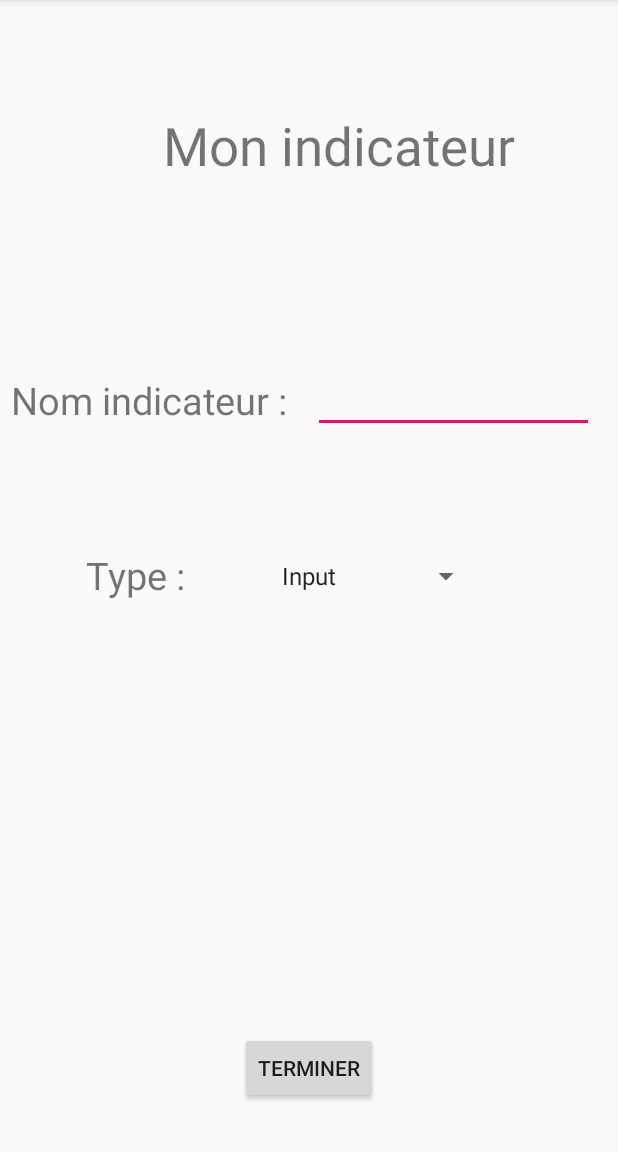
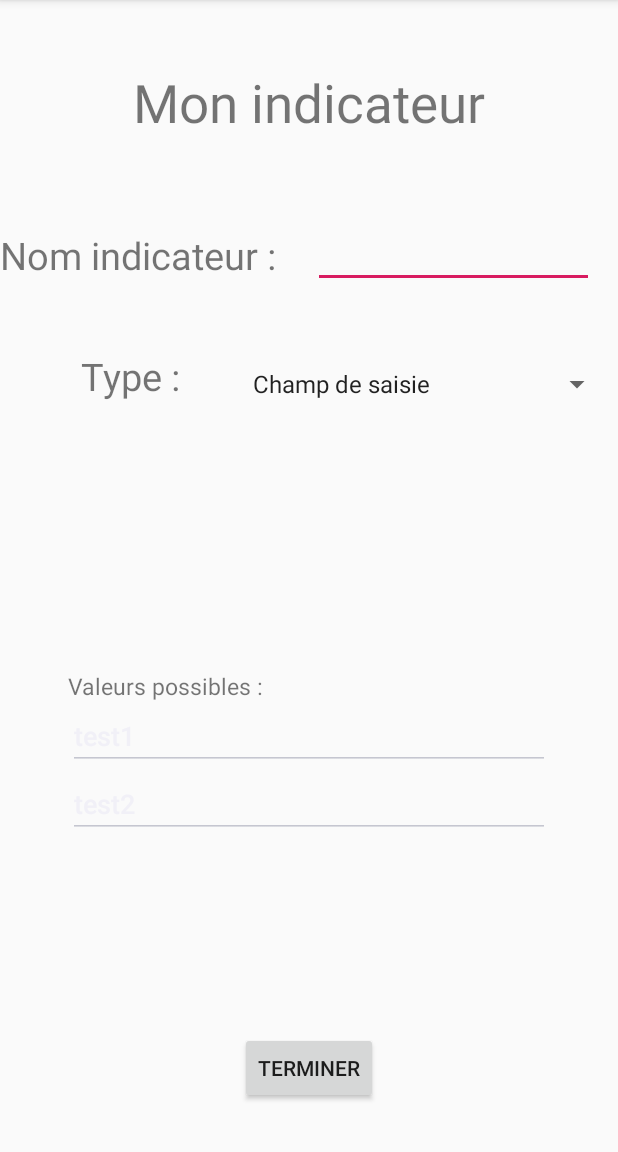
Before and after one commit to SabreNicolas/ANDROID, an Android app: the addIndicateur screen opened directly, with no data from a screen before it, on a phone screen of 412 x 824 dp, the part 84-1236 px from its top. Run offline under Robolectric (Android 15) with nearby library versions, the phone set to English and light mode, and no system bars; network calls fail; 1 statement that could not run was skipped.

Commit message:
test affichage volée

```diff
--- a/app/src/main/java/com/example/mylife/addEspace.java
+++ b/app/src/main/java/com/example/mylife/addEspace.java
@@ -28,7 +28,6 @@ public class addEspace extends AppCompatActivity implements View.OnClickListener
     private static final String CAT = "IME";
     private EditText editTextName;
     private Button btnTerminer;
-    private Button btnNouvelIndicateur;
     private User user;
     private Espace espace;
     private String httpType;
@@ -90,8 +89,8 @@ public class addEspace extends AppCompatActivity implements View.OnClickListener
         setContentView(R.layout.activity_add_espace);
         editTextName = (EditText) findViewById(R.id.editTextNameEspace);
         editTextName.setOnClickListener(this);
-        btnNouvelIndicateur = (Button) findViewById(R.id.buttonTerminerAddEspace);
-        btnNouvelIndicateur.setOnClickListener(this);
+        btnTerminer = (Button) findViewById(R.id.buttonTerminerAddEspace);
+        btnTerminer.setOnClickListener(this);
         gs = (GlobalState) getApplication();
         user = gs.getUser();
         espace = gs.getEspace();
--- a/app/src/main/java/com/example/mylife/addIndicateur.java
+++ b/app/src/main/java/com/example/mylife/addIndicateur.java
@@ -4,14 +4,130 @@ import androidx.appcompat.app.AppCompatActivity;
 
 import android.os.Bundle;
 import android.view.Menu;
+import android.view.View;
+import android.widget.AdapterView;
+import android.widget.Button;
+import android.widget.EditText;
+import android.widget.LinearLayout;
+import android.widget.ScrollView;
+import android.widget.Spinner;
+import android.widget.TextView;
 
-public class addIndicateur extends AppCompatActivity {
+import org.json.JSONObject;
+
+import classBDD.Indicateur;
+import classBDD.User;
+
+public class addIndicateur extends AppCompatActivity implements View.OnClickListener {
+
+    private static final String CAT = "IME";
+    private EditText editTextName;
+    private Spinner selectType;
+    private Button btnTerminer;
+    private TextView tv;
+    private Spinner nbValues;
+    private ScrollView ScrollView;
+    private User user;
+    private Indicateur indicateur;
+    private String valueInit;
+    private String httpType;
+    private JSONObject reqBody;
+
+    GlobalState gs;
 
     @Override
     protected void onCreate(Bundle savedInstanceState) {
         super.onCreate(savedInstanceState);
         setContentView(R.layout.activity_add_indicateur);
+
+        editTextName = findViewById(R.id.Indicateur);
+        editTextName.setOnClickListener(this);
+        tv = findViewById(R.id.nbValues);
+        ScrollView = findViewById(R.id.ScrollViewValues);
+        nbValues = findViewById(R.id.values);
+        selectType = findViewById(R.id.SpinnerTypeIndicateur);
+
+        btnTerminer = findViewById(R.id.buttonTerminerAddIndicateur);
+        btnTerminer.setOnClickListener(this);
+
+        gs = (GlobalState) getApplication();
+        user = gs.getUser();
+        indicateur = gs.getIndicateur();
+        gs.deleteIndicateur();
+        if(this.indicateur != null){
+            editTextName.setText(indicateur.getNomIndicateur());
+        }
     }
+
+    //TODO pas mettre en dur le 2e select, le générer à la volée
+    @Override
+    public void onResume() {
+        super.onResume();
+        selectType.setOnItemSelectedListener(new AdapterView.OnItemSelectedListener()
+        {
+            public void onItemSelected(AdapterView<?> parent, View view, int position, long id)
+            {
+                String selectedItem = parent.getItemAtPosition(position).toString();
+                if(selectedItem.equals("Case à cocher") || selectedItem.equals("Menu déroulant"))
+                {
+                    nbValues.setVisibility(View.VISIBLE);
+                    tv.setVisibility(View.VISIBLE);
+                }
+                else {
+                    nbValues.setVisibility(View.INVISIBLE);
+                    tv.setVisibility(View.INVISIBLE);
+                }
+            } // to close the onItemSelected
+            public void onNothingSelected(AdapterView<?> parent)
+            {
+                System.out.println("rien n'est selectionné ...");
+                nbValues.setVisibility(View.INVISIBLE);
+                tv.setVisibility(View.INVISIBLE);
+            }
+        });
+
+        nbValues.setOnItemSelectedListener(new AdapterView.OnItemSelectedListener()
+        {
+            public void onItemSelected(AdapterView<?> parent, View view, int position, long id)
+            {
+                System.out.println("click");
+                String selectedItem = parent.getItemAtPosition(position).toString();
+                Integer nbVal = Integer.parseInt(selectedItem);
+                LinearLayout ll = (LinearLayout) findViewById(R.id.dynamic);
+
+                // TODO car 2 est selectionné de base et supprimer les lignes en trop
+                // exemple : 5 puis 2, il ajoute 2 aux 5 déjà présentes => vider d'abord la scroll view ?
+                /*if(nbVal == 2){
+                    sv.setVisibility(View.INVISIBLE);
+                    for (int i=1; i<=nbVal; i++){
+                        EditText edit = new EditText(getApplicationContext());
+                        edit.setId(R.id.values+i);
+                        ll.addView(edit);
+                        EditText editUpdate = findViewById(R.id.values+i);
+                        editUpdate.setText("test"+i);
+                    }
+                }*/
+
+
+                ScrollView.setVisibility(View.VISIBLE);
+                for (int i=1; i<=nbVal; i++){
+                    EditText edit = new EditText(getApplicationContext());
+                    edit.setId(R.id.values+i);
+                    ll.addView(edit);
+                    EditText editUpdate = findViewById(R.id.values+i);
+                    editUpdate.setText("test"+i);
+                }
+
+                //else sv.setVisibility(View.INVISIBLE);
+            } // to close the onItemSelected
+            public void onNothingSelected(AdapterView<?> parent)
+            {
+                System.out.println("rien n'est selectionné ...");
+                ScrollView.setVisibility(View.INVISIBLE);
+            }
+        });
+    }
+
 
     @Override
     public boolean onCreateOptionsMenu(Menu menu) {
@@ -19,4 +135,17 @@ public class addIndicateur extends AppCompatActivity {
         getMenuInflater().inflate(R.menu.menu, menu);
         return true;
     }
+
+    @Override
+    public void onClick(View v) {
+        switch (v.getId()) {
+            case R.id.SpinnerTypeIndicateur:
+                //String type = selectType;
+
+                break;
+            default:
+                System.out.println("cas non prévu");
+        }
+
+    }
 }
--- a/app/src/main/res/layout/activity_add_indicateur.xml
+++ b/app/src/main/res/layout/activity_add_indicateur.xml
@@ -14,10 +14,9 @@
         android:textSize="35dp"
         app:layout_constraintBottom_toBottomOf="parent"
         app:layout_constraintEnd_toEndOf="parent"
-        app:layout_constraintHorizontal_bias="0.612"
         app:layout_constraintStart_toStartOf="parent"
         app:layout_constraintTop_toTopOf="parent"
-        app:layout_constraintVertical_bias="0.102" />
+        app:layout_constraintVertical_bias="0.062" />
 
     <TextView
         android:id="@+id/nameIndicateur"
@@ -27,10 +26,23 @@
         android:textSize="25dp"
         app:layout_constraintBottom_toBottomOf="parent"
         app:layout_constraintEnd_toStartOf="@+id/editTextMDP"
-        app:layout_constraintHorizontal_bias="0.301"
+        app:layout_constraintHorizontal_bias="0.666"
         app:layout_constraintStart_toStartOf="parent"
         app:layout_constraintTop_toTopOf="parent"
-        app:layout_constraintVertical_bias="0.34" />
+        app:layout_constraintVertical_bias="0.208" />
+
+    <EditText
+        android:id="@+id/Indicateur"
+        android:layout_width="187dp"
+        android:layout_height="40dp"
+        android:ems="10"
+        app:layout_constraintBottom_toBottomOf="parent"
+        app:layout_constraintEnd_toEndOf="parent"
+        app:layout_constraintHorizontal_bias="0.928"
+        app:layout_constraintStart_toStartOf="parent"
+        app:layout_constraintTop_toTopOf="parent"
+        app:layout_constraintVertical_bias="0.209" />
+
 
     <TextView
         android:id="@+id/typeIndicateur"
@@ -40,35 +52,76 @@
         android:textSize="25dp"
         app:layout_constraintBottom_toBottomOf="parent"
         app:layout_constraintEnd_toEndOf="parent"
-        app:layout_constraintHorizontal_bias="0.165"
+        app:layout_constraintHorizontal_bias="0.156"
         app:layout_constraintStart_toStartOf="parent"
         app:layout_constraintTop_toTopOf="parent"
-        app:layout_constraintVertical_bias="0.499" />
-
-    <EditText
-        android:id="@+id/editTextMDP"
-        android:layout_width="187dp"
-        android:layout_height="40dp"
-        android:ems="10"
-        app:layout_constraintBottom_toBottomOf="parent"
-        app:layout_constraintEnd_toEndOf="parent"
-        app:layout_constraintHorizontal_bias="0.928"
-        app:layout_constraintStart_toStartOf="parent"
-        app:layout_constraintTop_toTopOf="parent"
-        app:layout_constraintVertical_bias="0.342" />
+        app:layout_constraintVertical_bias="0.318" />
 
 
     <Spinner
         android:id="@+id/SpinnerTypeIndicateur"
-        android:layout_width="141dp"
-        android:layout_height="45dp"
+        android:layout_width="248dp"
+        android:layout_height="44dp"
         android:entries="@array/type_arrays"
-        android:prompt="@string/choiseType"
         app:layout_constraintBottom_toBottomOf="parent"
         app:layout_constraintEnd_toEndOf="parent"
-        app:layout_constraintHorizontal_bias="0.666"
+        app:layout_constraintHorizontal_bias="0.981"
         app:layout_constraintStart_toStartOf="parent"
-        app:layout_constraintTop_toTopOf="parent" />
+        app:layout_constraintTop_toTopOf="parent"
+        app:layout_constraintVertical_bias="0.323" />
+
+    <TextView
+        android:id="@+id/nbValues"
+        android:layout_width="wrap_content"
+        android:layout_height="wrap_content"
+        android:text="@string/nbValues"
+        android:textSize="25dp"
+        android:visibility="invisible"
+        app:layout_constraintBottom_toBottomOf="parent"
+        app:layout_constraintEnd_toEndOf="parent"
+        app:layout_constraintHorizontal_bias="0.12"
+        app:layout_constraintStart_toStartOf="parent"
+        app:layout_constraintTop_toTopOf="parent"
+        app:layout_constraintVertical_bias="0.436" />
+
+    <Spinner
+        android:id="@+id/values"
+        android:layout_width="74dp"
+        android:layout_height="30dp"
+        android:entries="@array/listNbValues"
+        android:visibility="invisible"
+        app:layout_constraintBottom_toBottomOf="parent"
+        app:layout_constraintEnd_toEndOf="parent"
+        app:layout_constraintHorizontal_bias="0.955"
+        app:layout_constraintStart_toStartOf="parent"
+        app:layout_constraintTop_toTopOf="parent"
+        app:layout_constraintVertical_bias="0.433" />
+
+    <ScrollView
+        android:id="@+id/ScrollViewValues"
+        android:layout_width="321dp"
+        android:layout_height="222dp"
+        android:visibility="invisible"
+        app:layout_constraintBottom_toTopOf="@+id/buttonTerminerAddIndicateur"
+        app:layout_constraintEnd_toEndOf="parent"
+        app:layout_constraintStart_toStartOf="parent"
+        app:layout_constraintTop_toBottomOf="@+id/nbValues"
+        app:layout_constraintVertical_bias="0.827">
+
+        <LinearLayout
+            android:id="@+id/dynamic"
+            android:layout_width="match_parent"
+            android:layout_height="match_parent"
+            android:orientation="vertical">
+
+            <TextView
+                android:id="@+id/libelleValues"
+                android:layout_width="wrap_content"
+                android:layout_height="match_parent"
+                android:text="@string/values"
+                android:textSize="15dp" />
+        </LinearLayout>
+    </ScrollView>
 
     <Button
         android:id="@+id/buttonTerminerAddIndicateur"
--- /dev/null
+++ b/app/src/main/res/values/ids.xml
@@ -0,0 +1,10 @@
+<?xml version="1.0" encoding="utf-8"?>
+<resources>
+
+    <item name="values1" type="id"/>
+    <item name="values2" type="id"/>
+    <item name="values3" type="id"/>
+    <item name="values4" type="id"/>
+    <item name="values5" type="id"/>
+
+</resources>
--- a/app/src/main/res/values/strings.xml
+++ b/app/src/main/res/values/strings.xml
@@ -22,14 +22,22 @@
     <string name="historic">Voir historique de ce jour</string>
     <string name="delete">X</string>
     <string name="edit">EDIT</string>
+    <string name="values">Valeurs possibles :</string>
+    <string name="nbValues">Nb de valeurs possibles :</string>
 
     <string-array name="type_arrays">
-        <item>Input</item>
-        <item>ComboBox</item>
+        <item>Champ de saisie</item>
+        <item>Case à cocher</item>
+        <item>Menu déroulant</item>
+        <item>Oui ou Non</item>
         <item>Curseur</item>
-        <item>Select</item>
-        <item>CheckBox</item>
-        <item>Boolean</item>
+    </string-array>
+
+    <string-array name="listNbValues">
+        <item>2</item>
+        <item>3</item>
+        <item>4</item>
+        <item>5</item>
     </string-array>
 
 </resources>
--- a/build.gradle
+++ b/build.gradle
@@ -7,7 +7,7 @@ buildscript {
 
     }
     dependencies {
-        classpath 'com.android.tools.build:gradle:3.6.1'
+        classpath 'com.android.tools.build:gradle:3.6.2'
 
         // NOTE: Do not place your application dependencies here; they belong
         // in the individual module build.gradle files
```
